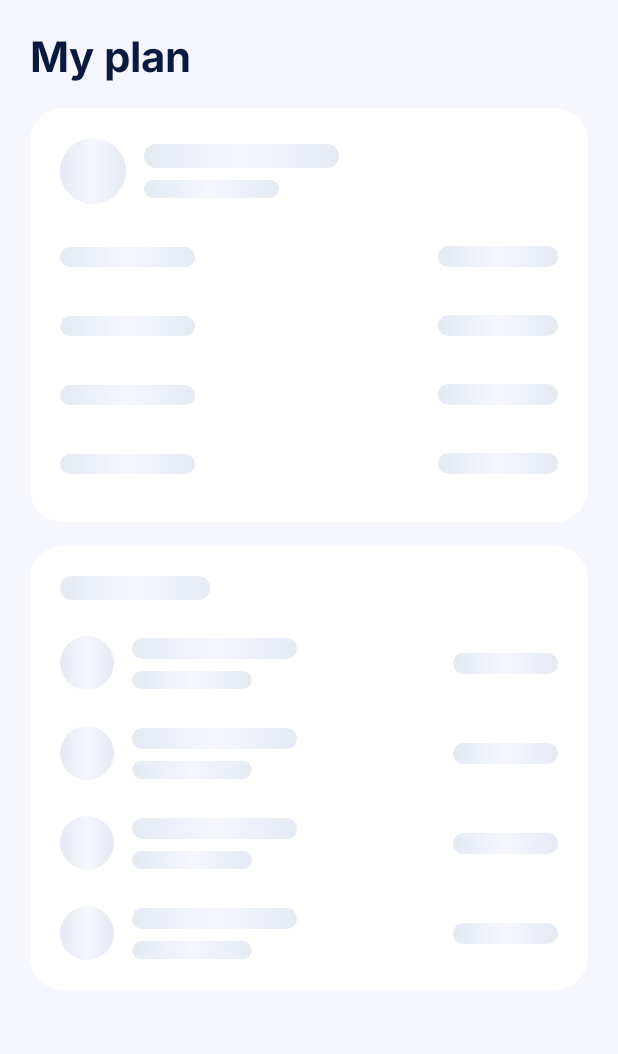
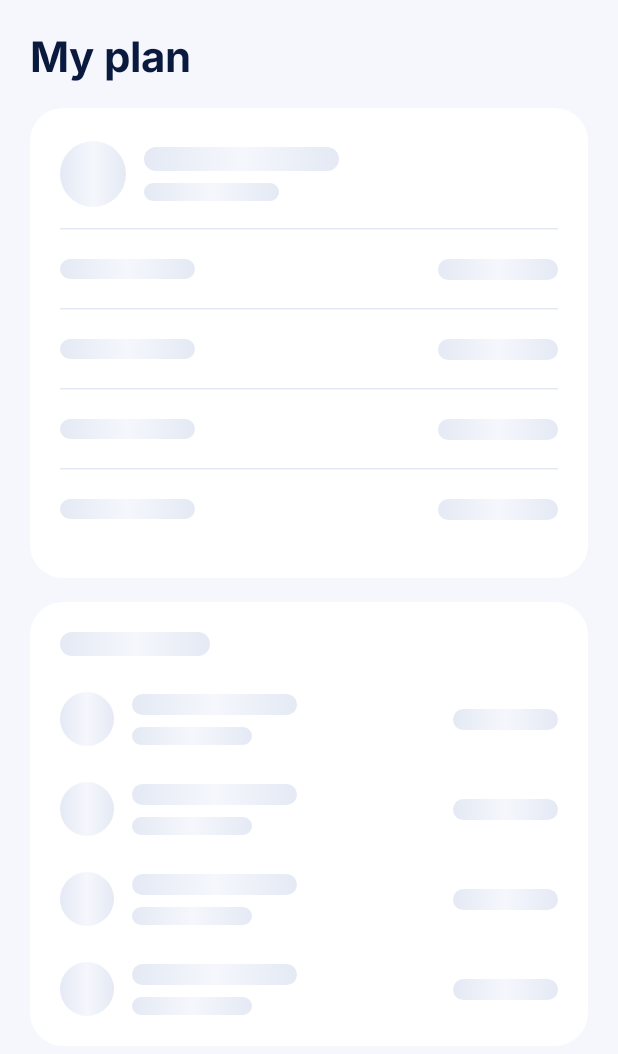
Before and after one commit to ubaidbadar/qist-customer, an Android app built with Jetpack Compose: the composable PlanSkeleton shown on its own in the app's theme, on a phone screen of 412 x 824 dp. Shown: the top 1054 px of the screen. Run offline under Robolectric (Android 15) with nearby library versions, the phone set to English and light mode, and no system bars.

Commit message:
Fix My Plan skeleton layout shift
Share summary, fact rows and Change button geometry between loading and loaded Plan states, with Compose bounds regression coverage.

```diff
--- a/customer/src/main/kotlin/pk/qist/customer/ui/dashboard/CustomerScaffold.kt
+++ b/customer/src/main/kotlin/pk/qist/customer/ui/dashboard/CustomerScaffold.kt
@@ -14,12 +14,16 @@ import androidx.compose.ui.graphics.Shape
 import androidx.compose.ui.res.painterResource
 import androidx.compose.ui.semantics.*
 import androidx.compose.ui.unit.*
+import androidx.compose.ui.text.TextStyle
 import androidx.core.view.WindowCompat
 import pk.qist.customer.R
 import pk.qist.customer.ui.CustomerTab
 import pk.qist.customer.ui.components.Panel
 import pk.qist.customer.ui.localization.copy
 import pk.qist.customer.ui.theme.*
+import pk.qist.customer.ui.plan.PlanSummaryFrame
+import pk.qist.customer.ui.plan.PlanFactFrame
+import pk.qist.customer.ui.plan.PlanChangeAction
 
 @Composable
 internal fun tabTitle(tab: CustomerTab): String = when (tab) {
@@ -167,26 +171,23 @@ internal fun HomeSkeleton() {
 }
 
 @Composable
-private fun PlanSkeleton() {
+internal fun PlanSkeleton() {
     Column(Modifier.fillMaxWidth().padding(QistSpacing.Screen), verticalArrangement = Arrangement.spacedBy(QistSpacing.Section)) {
         Text(copy("My plan", "میرا منصوبہ"), style = MaterialTheme.typography.headlineMedium)
-        Panel {
-            Row(Modifier.fillMaxWidth(), horizontalArrangement = Arrangement.spacedBy(12.dp), verticalAlignment = Alignment.CenterVertically) {
-                SkeletonBlock(Modifier.size(44.dp))
-                Column(Modifier.weight(1f), verticalArrangement = Arrangement.spacedBy(8.dp)) {
-                    SkeletonBar(130.dp, 16.dp)
-                    SkeletonBar(90.dp, 12.dp)
-                }
+        PlanSummaryFrame(header = {
+            SkeletonBlock(Modifier.size(44.dp))
+            Column(Modifier.weight(1f)) {
+                SkeletonTypographyLine(130.dp, 16.dp, MaterialTheme.typography.titleMedium)
+                SkeletonTypographyLine(90.dp, 12.dp, MaterialTheme.typography.bodyMedium)
             }
-            Spacer(Modifier.height(28.dp))
-            repeat(4) { index ->
-                if (index > 0) Spacer(Modifier.height(32.dp))
-                Row(Modifier.fillMaxWidth(), horizontalArrangement = Arrangement.spacedBy(20.dp), verticalAlignment = Alignment.CenterVertically) {
-                    Box(Modifier.weight(1f)) { SkeletonBar(90.dp, 13.dp) }
-                    SkeletonBlock(Modifier.width(80.dp).height(14.dp))
-                }
+            PlanChangeAction(onClick = {}, placeholder = true)
+        }) {
+            repeat(4) {
+                PlanFactFrame(
+                    label = { SkeletonTypographyLine(90.dp, 13.dp, MaterialTheme.typography.bodyLarge) },
+                    value = { SkeletonTypographyLine(80.dp, 14.dp, MaterialTheme.typography.titleMedium) },
+                )
             }
-            Spacer(Modifier.height(12.dp))
         }
         Panel {
             SkeletonBar(100.dp, 16.dp)
@@ -203,6 +204,15 @@ private fun PlanSkeleton() {
                 }
             }
         }
+    }
+}
+
+/** A transparent glyph reserves the same font-scaled line height as the loaded text. */
+@Composable
+private fun SkeletonTypographyLine(width: Dp, height: Dp, style: TextStyle) {
+    Box(contentAlignment = Alignment.CenterStart) {
+        Text("0", style = style, color = Color.Transparent)
+        SkeletonBar(width, height)
     }
 }
 
--- a/customer/src/main/kotlin/pk/qist/customer/ui/plan/PlanDetails.kt
+++ b/customer/src/main/kotlin/pk/qist/customer/ui/plan/PlanDetails.kt
@@ -7,6 +7,8 @@ import androidx.compose.material3.*
 import androidx.compose.runtime.*
 import androidx.compose.ui.*
 import androidx.compose.ui.unit.*
+import androidx.compose.ui.platform.testTag
+import androidx.compose.ui.draw.alpha
 import pk.qist.customer.R
 import pk.qist.customer.data.DashboardSample
 import pk.qist.customer.ui.components.AccountMessage
@@ -51,21 +53,70 @@ internal fun PlanDetails(data: DashboardSample, message: String?, onChange: () -
     }
 }
 
+/**
+ * The plan summary uses the exact same structural layout while loading and once
+ * account data is available. Only its contents change, so card and fact rows
+ * retain their positions.
+ */
+@Composable
+internal fun PlanSummaryFrame(
+    header: @Composable RowScope.() -> Unit,
+    content: @Composable ColumnScope.() -> Unit,
+) {
+    Panel(Modifier.testTag("plan-summary-card")) {
+        Row(
+            Modifier.fillMaxWidth().padding(bottom = 12.dp),
+            verticalAlignment = Alignment.CenterVertically,
+            horizontalArrangement = Arrangement.spacedBy(12.dp),
+            content = header,
+        )
+        content()
+    }
+}
+
+@Composable
+internal fun PlanFactFrame(
+    label: @Composable () -> Unit,
+    value: @Composable () -> Unit,
+) {
+    HorizontalDivider(color = Divider)
+    Row(
+        Modifier.fillMaxWidth().padding(vertical = 14.dp).testTag("plan-fact-row"),
+        horizontalArrangement = Arrangement.spacedBy(8.dp),
+    ) {
+        Box(Modifier.weight(1f), contentAlignment = Alignment.CenterStart) { label() }
+        Box(Modifier.weight(1f), contentAlignment = Alignment.CenterEnd) { value() }
+    }
+}
+
+/**
+ * Keep the loading action's measured width and height identical to the real
+ * Change button, including translated labels and system font scaling.
+ */
+@Composable
+internal fun PlanChangeAction(onClick: () -> Unit, placeholder: Boolean = false) {
+    TextButton(
+        onClick = onClick,
+        enabled = !placeholder,
+        modifier = Modifier.alpha(if (placeholder) 0f else 1f),
+        contentPadding = PaddingValues(horizontal = 4.dp),
+    ) {
+        Text(copy("Change", "بدلیں"))
+        Spacer(Modifier.width(4.dp))
+        Icon(painterResource(R.drawable.chevron_forward), null, Modifier.size(18.dp))
+    }
+}
+
 @Composable
 private fun PlanSummary(data: DashboardSample, onChange: () -> Unit) {
-    Panel {
-        Row(Modifier.fillMaxWidth().padding(bottom = 12.dp), verticalAlignment = Alignment.CenterVertically, horizontalArrangement = Arrangement.spacedBy(12.dp)) {
-            ScreenBadge(R.drawable.phone_outline, Blue, BlueBackground, 44)
-            Column(Modifier.weight(1f)) {
-                Text(data.model, style = MaterialTheme.typography.titleMedium)
-                Caption(data.retailer)
-            }
-            TextButton(onClick = onChange, contentPadding = PaddingValues(horizontal = 4.dp)) {
-                Text(copy("Change", "بدلیں"))
-                Spacer(Modifier.width(4.dp))
-                Icon(painterResource(R.drawable.chevron_forward), null, Modifier.size(18.dp))
-            }
+    PlanSummaryFrame(header = {
+        ScreenBadge(R.drawable.phone_outline, Blue, BlueBackground, 44)
+        Column(Modifier.weight(1f)) {
+            Text(data.model, style = MaterialTheme.typography.titleMedium)
+            Caption(data.retailer)
         }
+        PlanChangeAction(onChange)
+    }) {
         Fact(copy("Total price", "کل قیمت"), money(data.totalPrice))
         Fact(copy("Advance paid", "پیشگی ادائیگی"), money(data.advance))
         Fact(copy("Installment", "قسط"), money(data.installment))
@@ -98,9 +149,9 @@ private fun ScheduleRow(row: pk.qist.customer.data.Installment, cancelled: Boole
 
 @Composable
 private fun Fact(label: String, value: String) {
-    HorizontalDivider(color = Divider)
-    Row(Modifier.fillMaxWidth().padding(vertical = 14.dp), horizontalArrangement = Arrangement.spacedBy(8.dp)) {
-        Text(label, Modifier.weight(1f), color = MaterialTheme.colorScheme.onSurfaceVariant)
-        Text(value, Modifier.weight(1f), textAlign = androidx.compose.ui.text.style.TextAlign.End, style = MaterialTheme.typography.titleMedium)
-    }
+    PlanFactFrame(
+        label = { Text(label, color = MaterialTheme.colorScheme.onSurfaceVariant) },
+        value = { Text(value, textAlign = androidx.compose.ui.text.style.TextAlign.End,
+            style = MaterialTheme.typography.titleMedium) },
+    )
 }
```
Also changed, not shown: 1 other file.
